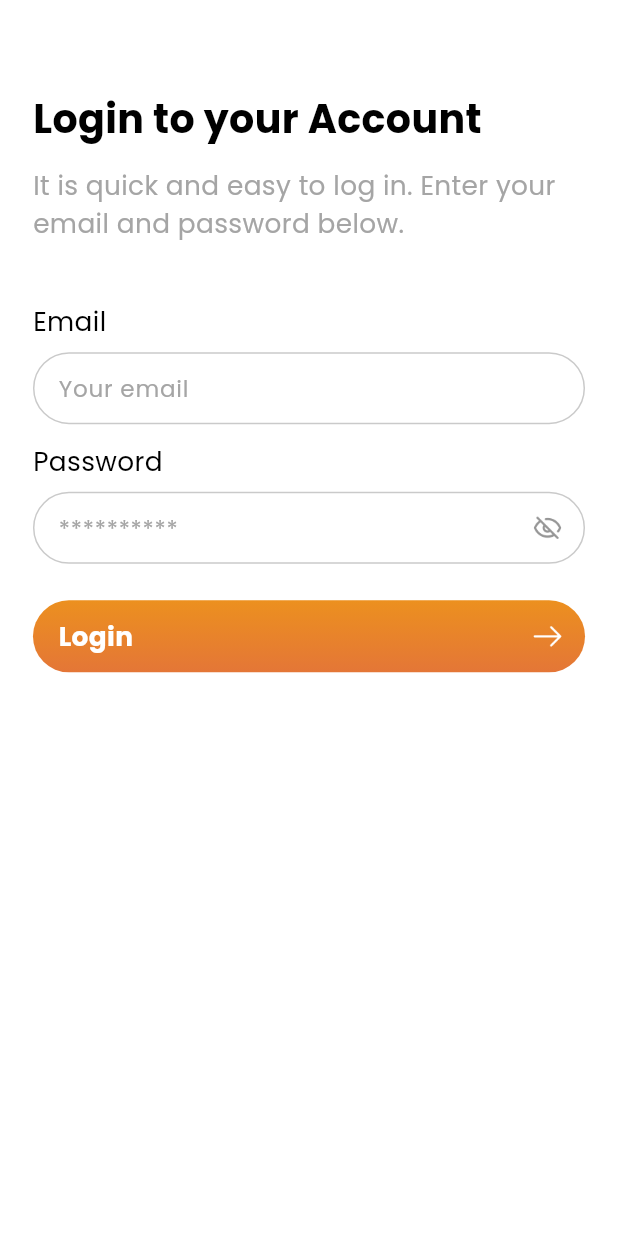
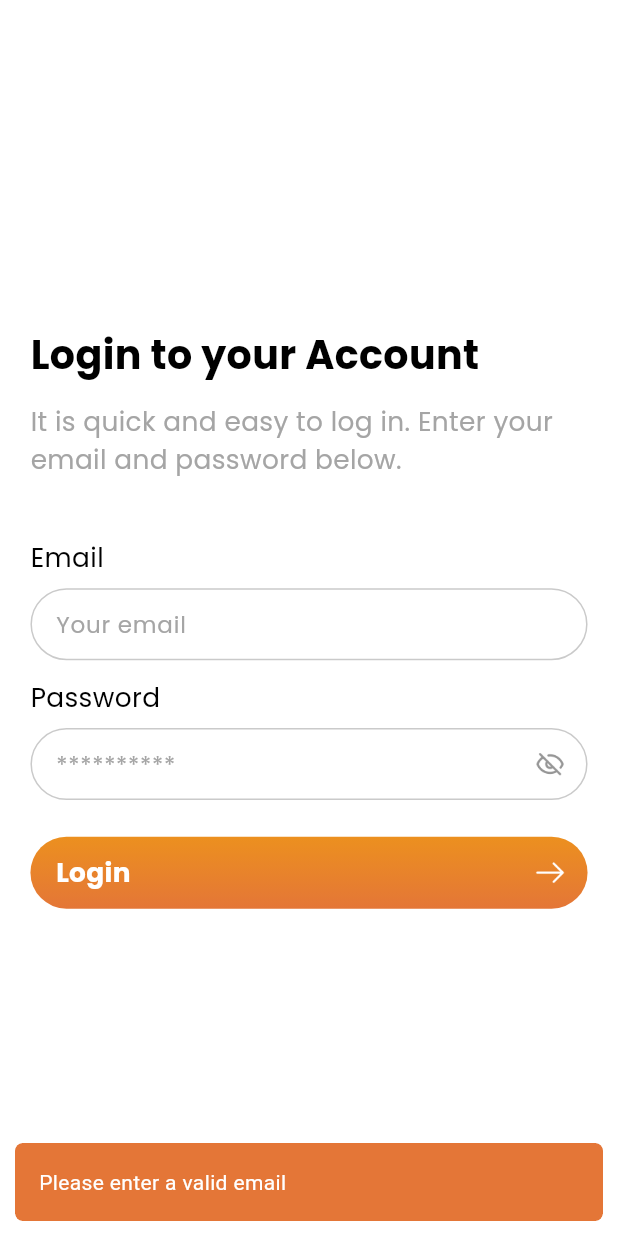
Before and after one commit to Alnur17/technical_assessment, a Flutter app: the screen it shows after launch, after a tap on "Login", on a phone screen of 412 x 824 dp. Run offline on Flutter 3.47's test engine with Material 3 defaults, Android fonts, the phone set to English and light mode, and no system bars; our stand-ins replace flutter_screenutil, get, get_storage, google_fonts.

Commit message:
login has been done

```diff
--- /dev/null
+++ b/lib/app/data/api.dart
@@ -0,0 +1,17 @@
+class Api {
+  /// base url
+
+  static const baseUrl = "https://reqres.in/api";
+
+
+  ///auth
+  static const login = "$baseUrl/login"; //done
+
+
+  ///Star Plans
+  static const String starPlans = "$baseUrl/star-plans"; //done
+
+
+  static String buyStarPlan(String starPlanId) => "$baseUrl/payments/create-session-for-star?starPlanId=$starPlanId"; //done
+
+}
--- a/lib/app/modules/login/controllers/login_controller.dart
+++ b/lib/app/modules/login/controllers/login_controller.dart
@@ -1,23 +1,82 @@
+import 'dart:convert';
+
+import 'package:flutter/material.dart';
 import 'package:get/get.dart';
+import 'package:technical_assessment/app/modules/article_list/views/article_list_view.dart';
+
+import '../../../../common/app_color/app_colors.dart';
+import '../../../../common/app_constant/app_constant.dart';
+import '../../../../common/helper/local_store.dart';
+import '../../../../common/widgets/custom_snackbar.dart';
+import '../../../data/api.dart';
+import '../../../data/base_client.dart';
 
 class LoginController extends GetxController {
-  //TODO: Implement LoginController
+  var isPasswordVisible = false.obs;
+  var isLoading = false.obs;
 
-  final count = 0.obs;
-  @override
-  void onInit() {
-    super.onInit();
+  final emailTEController = TextEditingController();
+  final passwordTEController = TextEditingController();
+
+  void togglePasswordVisibility() {
+    isPasswordVisible.toggle();
   }
 
-  @override
-  void onReady() {
-    super.onReady();
+  Future<void> userLogin() async {
+    if (emailTEController.text.trim().isEmpty) {
+      kSnackBar(
+          message: 'Please enter a valid email', bgColor: AppColors.orange);
+      return;
+    }
+    if (passwordTEController.text.trim().isEmpty ||
+        passwordTEController.text.length < 8) {
+      kSnackBar(
+          message: 'Password must be at least 8 characters',
+          bgColor: AppColors.orange);
+      return;
+    }
+
+    try {
+      isLoading.value = true;
+
+      var body = {
+        'email': emailTEController.text.trim(),
+        'password': passwordTEController.text.trim(),
+      };
+
+      var headers = {
+        'Content-Type': 'application/json',
+        'x-api-key': 'reqres-free-v1',
+      };
+
+      final response = await BaseClient.postRequest(
+        api: Api.login,
+        body: jsonEncode(body),
+        headers: headers,
+      );
+
+      final result = await BaseClient.handleResponse(response);
+
+      if (result != null) {
+        final String token = result['token'].toString();
+        LocalStorage.saveData(key: AppConstant.token, data: token);
+        String accessToken = LocalStorage.getData(key: AppConstant.token);
+        debugPrint(accessToken);
+        kSnackBar(
+          message: result['message'] ?? 'Login successful!',
+          bgColor: AppColors.green,
+        );
+        Get.offAll(() => ArticleListView());
+      } else {
+        kSnackBar(message: result['message'], bgColor: AppColors.red);
+      }
+    } catch (e) {
+      kSnackBar(
+        message: e.toString(),
+        bgColor: AppColors.orange,
+      );
+    } finally {
+      isLoading.value = false;
+    }
   }
-
-  @override
-  void onClose() {
-    super.onClose();
-  }
-
-  void increment() => count.value++;
 }
--- a/lib/app/modules/login/views/login_view.dart
+++ b/lib/app/modules/login/views/login_view.dart
@@ -8,6 +8,7 @@ import '../../../../common/app_images/app_images.dart';
 import '../../../../common/app_text_style/styles.dart';
 import '../../../../common/size_box/custom_sizebox.dart';
 import '../../../../common/widgets/custom_button.dart';
+import '../../../../common/widgets/custom_loader.dart';
 import '../../../../common/widgets/custom_textfield.dart';
 import '../controllers/login_controller.dart';
 
@@ -21,21 +22,16 @@ class LoginView extends StatefulWidget {
 class _LoginViewState extends State<LoginView> {
   final LoginController loginController = Get.put(LoginController());
 
-  final TextEditingController emailTEController = TextEditingController();
-  final TextEditingController passwordTEController = TextEditingController();
-
   @override
   Widget build(BuildContext context) {
     return Scaffold(
       backgroundColor: AppColors.white,
-      body: SingleChildScrollView(
-        child: Padding(
-          padding: EdgeInsets.symmetric(horizontal: 20.w),
+      body: Padding(
+        padding: EdgeInsets.symmetric(horizontal: 20).r,
         child: Column(
           crossAxisAlignment: CrossAxisAlignment.start,
           mainAxisAlignment: MainAxisAlignment.center,
           children: [
-              sh60,
             Text(
               'Login to your Account',
               style: h2.copyWith(
@@ -48,53 +44,49 @@ class _LoginViewState extends State<LoginView> {
               style: h4.copyWith(color: AppColors.grey),
             ),
             sh40,
-              Column(
-                crossAxisAlignment: CrossAxisAlignment.start,
-                children: [
             Text('Email', style: h4),
             sh8,
             CustomTextField(
               hintText: 'Your email',
               containerColor: AppColors.white,
-                    controller: emailTEController,
+              controller: loginController.emailTEController,
             ),
-                  const SizedBox(height: 12),
+            sh12,
             Text('Password', style: h4),
             sh8,
-                  CustomTextField(
-                    sufIcon: Image.asset(
-                      AppImages.eyeClose,
+            Obx(() => CustomTextField(
+                  sufIcon: GestureDetector(
+                    onTap: () {
+                      loginController.togglePasswordVisibility();
+                    },
+                    child: Image.asset(
+                      loginController.isPasswordVisible.value
+                          ? AppImages.eye
+                          : AppImages.eyeClose,
                       scale: 4,
                     ),
+                  ),
+                  obscureText: !loginController.isPasswordVisible.value,
                   hintText: '**********',
                   containerColor: AppColors.white,
-                    controller: passwordTEController,
-                  ),
-                ],
-              ),
-
+                  controller: loginController.passwordTEController,
+                )),
             sh24,
-              // Obx(
-              //       () {
-              //     return loginController.isLoading.value == true
-              //         ? CustomLoader(color: AppColors.white)
-              //         :
-              CustomButton(
+            Obx(
+              () {
+                return loginController.isLoading.value == true
+                    ? CustomLoader(color: AppColors.white)
+                    : CustomButton(
                         text: 'Login',
                         onPressed: () {
-                  //Get.to(()=> DashboardView());
-                  // loginController.userLogin(
-                  //   email: emailTEController.text,
-                  //   password: passwordTEController.text,
-                  // );
+                          loginController.userLogin();
                         },
                         imageAssetPath: AppImages.arrowRightNormal,
                         gradientColors: AppColors.buttonColor,
-                //   );
-                // },
+                      );
+              },
             ),
           ],
-          ),
         ),
       ),
     );
--- a/lib/common/app_constant/app_constant.dart
+++ b/lib/common/app_constant/app_constant.dart
@@ -1,3 +1,3 @@
 class AppConstant {
-  static const accessToken = 'accessToken';
+  static const token = 'token';
 }
--- a/lib/common/app_images/app_images.dart
+++ b/lib/common/app_images/app_images.dart
@@ -17,7 +17,7 @@ class AppImages {
   static const checkBoxFilled = "assets/icons/checkbox filled.png";
   static const checkBoxFilledSquare = "assets/icons/Checbox filled squar.png";
   static const eyeClose = "assets/icons/eye close.png";
-  static const eyeOpen = "assets/icons/eye.png";
+  static const eye = "assets/icons/eye.png";
   static const accountInfo = "assets/icons/account info.png";
   static const activityLog = "assets/icons/activity log.png";
   static const activityLogFilled = "assets/icons/activity log filled.png";
```
Also changed, not shown: lib/app/data/base_client.dart (added, +153 -0 lines), lib/common/widgets/custom_loader.dart (+1 -26 lines). Lines whose indentation alone changed are shown as unchanged.
